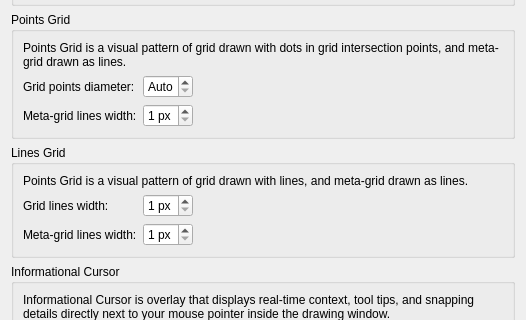
Above: librecad/src/ui/dialogs/settings/options_drafting/pages/metrics/lc_settings_page_drafting_metrics_overlays.ui from sand1024/LibreCAD before the change; both pictures show x 0 to 526 and y 103 to 423 of the 526 by 748 pixel window. Below: the same form after it.
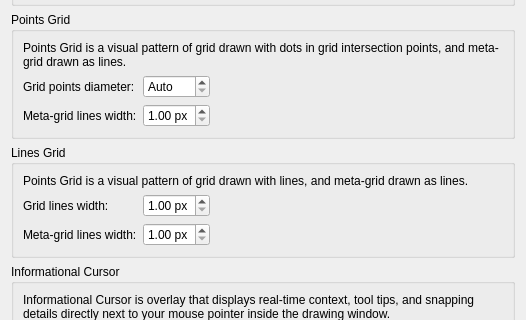
That is the form after the change.

```diff
--- a/librecad/src/ui/dialogs/settings/options_drafting/pages/metrics/lc_settings_page_drafting_metrics_overlays.ui
+++ b/librecad/src/ui/dialogs/settings/options_drafting/pages/metrics/lc_settings_page_drafting_metrics_overlays.ui
@@ -25,7 +25,7 @@
        </widget>
       </item>
       <item row="3" column="1">
-       <widget class="QSpinBox" name="sbMetaGridLinesLineWidth">
+       <widget class="QDoubleSpinBox" name="sbMetaGridLinesLineWidth">
         <property name="toolTip">
          <string>Meta-Grid Line Type
 
@@ -35,10 +35,13 @@
          <string> px</string>
         </property>
         <property name="minimum">
-         <number>1</number>
+         <double>1.000000000000000</double>
         </property>
         <property name="maximum">
-         <number>6</number>
+         <double>6.000000000000000</double>
+        </property>
+        <property name="singleStep">
+         <double>0.250000000000000</double>
         </property>
        </widget>
       </item>
@@ -63,7 +66,7 @@
        </widget>
       </item>
       <item row="2" column="1">
-       <widget class="QSpinBox" name="sbGridLinesLineWidth">
+       <widget class="QDoubleSpinBox" name="sbGridLinesLineWidth">
         <property name="toolTip">
          <string>Grid Line Width
 
@@ -73,10 +76,13 @@
          <string> px</string>
         </property>
         <property name="minimum">
-         <number>1</number>
+         <double>1.000000000000000</double>
         </property>
         <property name="maximum">
-         <number>6</number>
+         <double>6.000000000000000</double>
+        </property>
+        <property name="singleStep">
+         <double>0.250000000000000</double>
         </property>
        </widget>
       </item>
@@ -320,7 +326,7 @@
        </widget>
       </item>
       <item row="3" column="1">
-       <widget class="QSpinBox" name="sbMetaGridPointsLineWidth">
+       <widget class="QDoubleSpinBox" name="sbMetaGridPointsLineWidth">
         <property name="toolTip">
          <string>Meta-Grid Line Type
 
@@ -330,18 +336,21 @@
          <string> px</string>
         </property>
         <property name="minimum">
-         <number>1</number>
+         <double>1.000000000000000</double>
         </property>
         <property name="maximum">
-         <number>4</number>
+         <double>4.000000000000000</double>
+        </property>
+        <property name="singleStep">
+         <double>0.250000000000000</double>
         </property>
         <property name="value">
-         <number>1</number>
+         <double>1.000000000000000</double>
         </property>
        </widget>
       </item>
       <item row="2" column="1">
-       <widget class="QSpinBox" name="sbGridPointsPointSize">
+       <widget class="QDoubleSpinBox" name="sbGridPointsPointSize">
         <property name="toolTip">
          <string>Point Size
 
@@ -356,10 +365,16 @@
          <string> px</string>
         </property>
         <property name="minimum">
-         <number>0</number>
+         <double>0.000000000000000</double>
         </property>
         <property name="maximum">
-         <number>5</number>
+         <double>5.000000000000000</double>
+        </property>
+        <property name="singleStep">
+         <double>0.250000000000000</double>
+        </property>
+        <property name="value">
+         <double>0.000000000000000</double>
         </property>
        </widget>
       </item>
```
